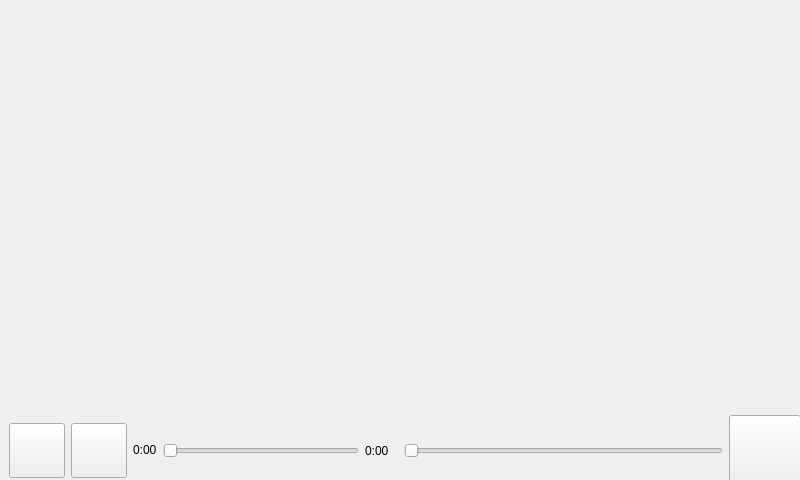
gidzzz/openmediaplayer, file videonowplayingwindow.ui: the form before one commit.
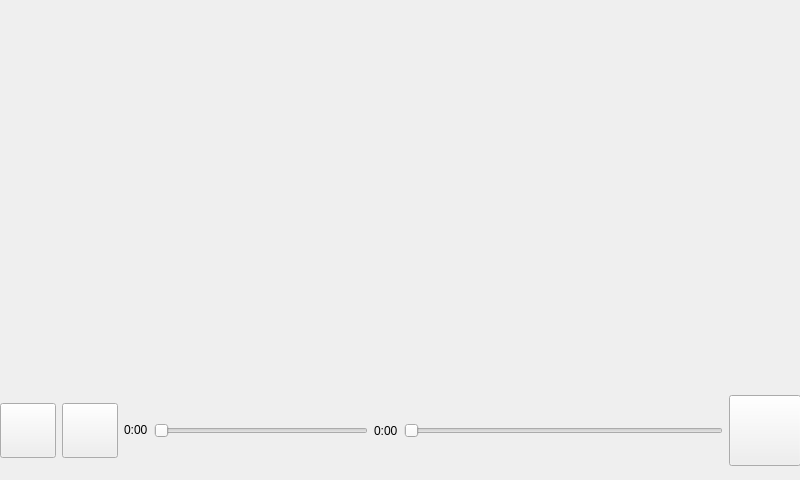
The form after the commit. Icons and pictures are not drawn.

Commit message: Always fLip VideoNowPlayingWindow to landscape mode.

Patch:
```diff
--- a/videonowplayingwindow.ui
+++ b/videonowplayingwindow.ui
@@ -44,15 +44,21 @@
     <property name="geometry">
      <rect>
       <x>0</x>
-      <y>410</y>
+      <y>390</y>
       <width>801</width>
       <height>81</height>
      </rect>
     </property>
     <layout class="QHBoxLayout" name="toolbarOverlay_1">
+     <property name="margin">
+      <number>0</number>
+     </property>
      <item>
       <widget class="QWidget" name="buttonWidget" native="true">
        <layout class="QHBoxLayout" name="toolbarLayout">
+        <property name="margin">
+         <number>0</number>
+        </property>
         <item>
          <widget class="QToolButton" name="shareButton">
           <property name="text">
```
Left out of the diff: 6 changed lines with no effect on the pictures. The commit also changes 1 other file.
